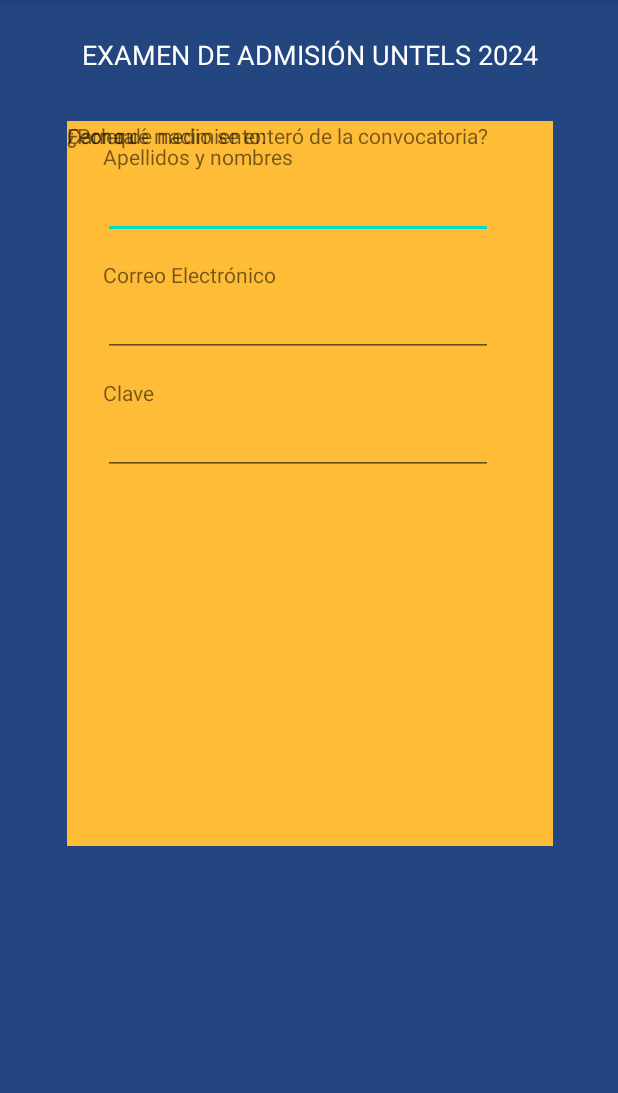
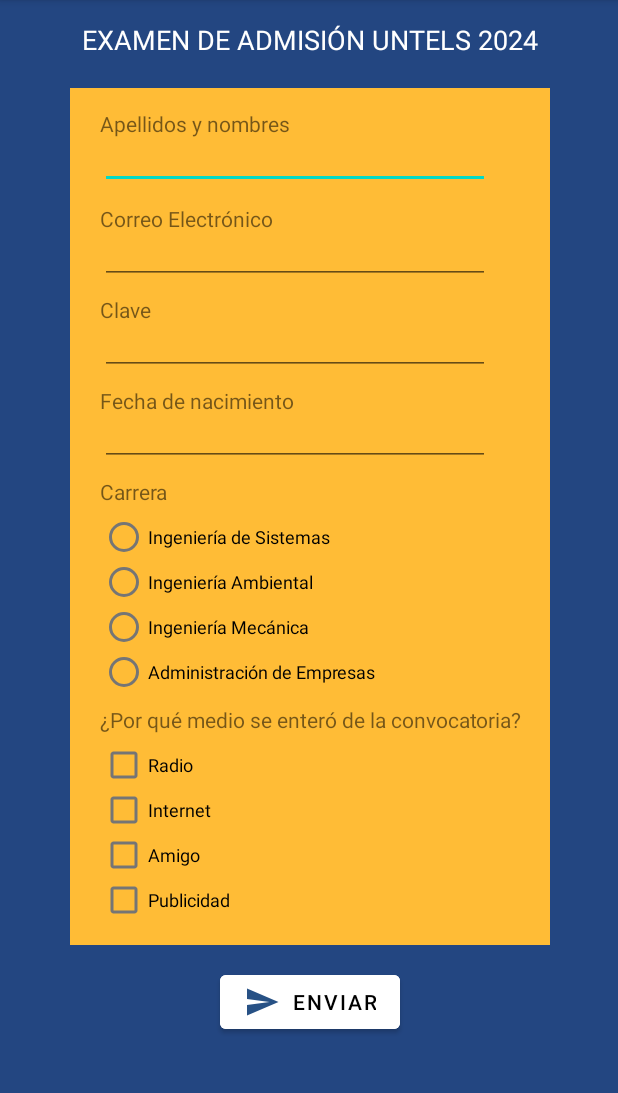
Before and after one commit to aleni304/UC2_AsuncionPomasonco, an Android app: the screen it shows after launch (MainActivity), on a phone screen of 412 x 824 dp, the part 84-1177 px from its top. Run offline under Robolectric (Android 15) with nearby library versions, the phone set to English and light mode, and no system bars.

Commit message:
Proyecto terminado

```diff
--- a/DAM_AlexiaAsuncion/app/src/main/java/com/example/dam_alexiaasuncion/MainActivity.java
+++ b/DAM_AlexiaAsuncion/app/src/main/java/com/example/dam_alexiaasuncion/MainActivity.java
@@ -3,6 +3,9 @@ package com.example.dam_alexiaasuncion;
 import androidx.appcompat.app.AppCompatActivity;
 
 import android.os.Bundle;
+import android.widget.Button;
+import android.widget.TextView;
+import android.widget.Toast;
 
 public class MainActivity extends AppCompatActivity {
 
@@ -10,5 +13,7 @@ public class MainActivity extends AppCompatActivity {
     protected void onCreate(Bundle savedInstanceState) {
         super.onCreate(savedInstanceState);
         setContentView(R.layout.activity_main);
+        Button btnEnviar = findViewById(R.id.buttonEnviar);
+        btnEnviar.setOnClickListener(view -> Toast.makeText(this, "Se envió sus datos", Toast.LENGTH_SHORT).show());
     }
 }
--- /dev/null
+++ b/DAM_AlexiaAsuncion/app/src/main/res/drawable/baseline_send_24.xml
@@ -0,0 +1,5 @@
+<vector android:autoMirrored="true" android:height="24dp"
+    android:tint="#275185" android:viewportHeight="24"
+    android:viewportWidth="24" android:width="24dp" xmlns:android="http://schemas.android.com/apk/res/android">
+    <path android:fillColor="@android:color/white" android:pathData="M2.01,21L23,12 2.01,3 2,10l15,2 -15,2z"/>
+</vector>
--- a/DAM_AlexiaAsuncion/app/src/main/res/layout/activity_main.xml
+++ b/DAM_AlexiaAsuncion/app/src/main/res/layout/activity_main.xml
@@ -8,9 +8,10 @@
     tools:context=".MainActivity" >
 
     <androidx.constraintlayout.widget.ConstraintLayout
-        android:layout_width="324dp"
-        android:layout_height="483dp"
-        android:layout_marginTop="32dp"
+        android:id="@+id/constraintLayout"
+        android:layout_width="320dp"
+        android:layout_height="571dp"
+        android:layout_marginTop="20dp"
         android:background="#FFBC36"
         app:layout_constraintEnd_toEndOf="@+id/textView"
         app:layout_constraintStart_toStartOf="@+id/textView"
@@ -20,7 +21,7 @@
             android:id="@+id/textViewApellidosNombres"
             android:layout_width="wrap_content"
             android:layout_height="wrap_content"
-            android:layout_marginStart="24dp"
+            android:layout_marginStart="20dp"
             android:layout_marginTop="14dp"
             android:text="@string/textview_apenom"
             app:layout_constraintStart_toStartOf="parent"
@@ -29,8 +30,7 @@
         <EditText
             android:id="@+id/plainTextApeNom"
             android:layout_width="260dp"
-            android:layout_height="wrap_content"
-            android:layout_marginTop="5dp"
+            android:layout_height="34dp"
             android:ems="10"
             android:inputType="textPersonName"
             android:text="@string/plaintext_apenom"
@@ -42,7 +42,7 @@
             android:id="@+id/textViewCorreo"
             android:layout_width="wrap_content"
             android:layout_height="wrap_content"
-            android:layout_marginTop="14dp"
+            android:layout_marginTop="10dp"
             android:text="@string/textviewCorreo"
             app:layout_constraintStart_toStartOf="@+id/plainTextApeNom"
             app:layout_constraintTop_toBottomOf="@+id/plainTextApeNom" />
@@ -51,43 +51,45 @@
             android:id="@+id/textViewClave"
             android:layout_width="wrap_content"
             android:layout_height="wrap_content"
-            android:layout_marginTop="14dp"
+            android:layout_marginTop="7dp"
             android:text="@string/textviewClave"
             app:layout_constraintStart_toStartOf="@+id/plainTextCorreo"
             app:layout_constraintTop_toBottomOf="@+id/plainTextCorreo" />
 
         <TextView
-            android:id="@+id/textView5"
+            android:id="@+id/textViewFechaNacimiento"
             android:layout_width="wrap_content"
             android:layout_height="wrap_content"
-            android:text="Fecha de nacimiento:"
-            tools:layout_editor_absoluteX="37dp"
-            tools:layout_editor_absoluteY="240dp" />
+            android:layout_marginTop="7dp"
+            android:text="@string/textviewFechaNac"
+            app:layout_constraintStart_toStartOf="@+id/plainTextClave"
+            app:layout_constraintTop_toBottomOf="@+id/plainTextClave" />
 
         <TextView
-            android:id="@+id/textView6"
+            android:id="@+id/textViewCarrera"
             android:layout_width="wrap_content"
             android:layout_height="wrap_content"
-            android:text="Carrera"
-            tools:layout_editor_absoluteX="39dp"
-            tools:layout_editor_absoluteY="307dp" />
+            android:layout_marginTop="7dp"
+            android:text="@string/textviewCarrera"
+            app:layout_constraintStart_toStartOf="@+id/dateFechaNacimiento"
+            app:layout_constraintTop_toBottomOf="@+id/dateFechaNacimiento" />
 
         <TextView
             android:id="@+id/textView7"
             android:layout_width="wrap_content"
             android:layout_height="wrap_content"
+            android:layout_marginTop="7dp"
             android:text="¿Por qué medio se enteró de la convocatoria?"
-            tools:layout_editor_absoluteX="42dp"
-            tools:layout_editor_absoluteY="384dp" />
+            app:layout_constraintStart_toStartOf="@+id/radioGroupCarreras"
+            app:layout_constraintTop_toBottomOf="@+id/radioGroupCarreras" />
 
         <EditText
             android:id="@+id/plainTextCorreo"
             android:layout_width="260dp"
-            android:layout_height="wrap_content"
-            android:layout_marginTop="5dp"
+            android:layout_height="34dp"
             android:ems="10"
             android:inputType="textEmailAddress"
-            android:text="@string/plaintextCorreo"
+            android:text="@string/emailCorreo"
             android:textSize="14sp"
             app:layout_constraintStart_toStartOf="@+id/textViewCorreo"
             app:layout_constraintTop_toBottomOf="@+id/textViewCorreo" />
@@ -95,14 +97,100 @@
         <EditText
             android:id="@+id/plainTextClave"
             android:layout_width="260dp"
-            android:layout_height="wrap_content"
-            android:layout_marginTop="5dp"
+            android:layout_height="34dp"
             android:ems="10"
             android:inputType="textPassword"
-            android:text="@string/plaintextClave"
+            android:text="@string/passwordClave"
             android:textSize="14sp"
             app:layout_constraintStart_toStartOf="@+id/textViewClave"
             app:layout_constraintTop_toBottomOf="@+id/textViewClave" />
+
+        <EditText
+            android:id="@+id/dateFechaNacimiento"
+            android:layout_width="260dp"
+            android:layout_height="34dp"
+            android:ems="10"
+            android:inputType="date"
+            android:text="@string/dateFecha"
+            android:textSize="14sp"
+            app:layout_constraintStart_toStartOf="@+id/textViewFechaNacimiento"
+            app:layout_constraintTop_toBottomOf="@+id/textViewFechaNacimiento" />
+
+        <RadioGroup
+            android:id="@+id/radioGroupCarreras"
+            android:layout_width="259dp"
+            android:layout_height="wrap_content"
+            android:layout_marginTop="5dp"
+            android:orientation="vertical"
+            app:layout_constraintStart_toStartOf="@+id/textViewCarrera"
+            app:layout_constraintTop_toBottomOf="@+id/textViewCarrera">
+
+            <RadioButton
+                android:id="@+id/radioButtonIngSistemas"
+                android:layout_width="match_parent"
+                android:layout_height="30dp"
+                android:text="@string/radioButtonSistemas"
+                android:textSize="12sp" />
+
+            <RadioButton
+                android:id="@+id/radioButtonIngAmbiental"
+                android:layout_width="match_parent"
+                android:layout_height="30dp"
+                android:text="@string/radioButtonAmbiental"
+                android:textSize="12sp" />
+
+            <RadioButton
+                android:id="@+id/radioButtonIngMecanica"
+                android:layout_width="match_parent"
+                android:layout_height="30dp"
+                android:text="@string/radioButtonMecanica"
+                android:textSize="12sp" />
+
+            <RadioButton
+                android:id="@+id/radioButtonAdmi"
+                android:layout_width="match_parent"
+                android:layout_height="30dp"
+                android:text="@string/radioButtonAdministracion"
+                android:textSize="12sp" />
+        </RadioGroup>
+
+        <CheckBox
+            android:id="@+id/checkBoxRadio"
+            android:layout_width="wrap_content"
+            android:layout_height="30dp"
+            android:layout_marginTop="5dp"
+            android:text="@string/checkboxRadio"
+            android:textSize="12sp"
+            app:layout_constraintStart_toStartOf="@+id/textView7"
+            app:layout_constraintTop_toBottomOf="@+id/textView7" />
+
+        <CheckBox
+            android:id="@+id/checkBoxInternet"
+            android:layout_width="wrap_content"
+            android:layout_height="30dp"
+            android:text="@string/checkboxInternet"
+            android:textSize="12sp"
+            app:layout_constraintStart_toStartOf="@+id/checkBoxRadio"
+            app:layout_constraintTop_toBottomOf="@+id/checkBoxRadio" />
+
+        <CheckBox
+            android:id="@+id/checkBoxAmigo"
+            android:layout_width="wrap_content"
+            android:layout_height="30dp"
+            android:text="@string/checkboxAmigo"
+            android:textSize="12sp"
+            app:layout_constraintStart_toStartOf="@+id/checkBoxInternet"
+            app:layout_constraintTop_toBottomOf="@+id/checkBoxInternet" />
+
+        <CheckBox
+            android:id="@+id/checkBoxPublicidad"
+            android:layout_width="wrap_content"
+            android:layout_height="30dp"
+            android:text="@string/checkboxPublicidad"
+            android:textSize="12sp"
+            app:layout_constraintStart_toStartOf="@+id/checkBoxAmigo"
+            app:layout_constraintTop_toBottomOf="@+id/checkBoxAmigo" />
+
     </androidx.constraintlayout.widget.ConstraintLayout>
 
     <TextView
@@ -110,7 +198,7 @@
         android:layout_width="wrap_content"
         android:layout_height="wrap_content"
         android:layout_marginStart="101dp"
-        android:layout_marginTop="24dp"
+        android:layout_marginTop="14dp"
         android:layout_marginEnd="100dp"
         android:text="EXAMEN DE ADMISIÓN UNTELS 2024"
         android:textColor="#FFFFFF"
@@ -118,4 +206,19 @@
         app:layout_constraintEnd_toEndOf="parent"
         app:layout_constraintStart_toStartOf="parent"
         app:layout_constraintTop_toTopOf="parent" />
+
+    <Button
+        android:id="@+id/buttonEnviar"
+        android:layout_width="wrap_content"
+        android:layout_height="wrap_content"
+        android:layout_marginStart="159dp"
+        android:layout_marginTop="14dp"
+        android:layout_marginEnd="158dp"
+        android:backgroundTint="#FFFFFF"
+        android:drawableLeft="@drawable/baseline_send_24"
+        android:text="@string/buttonEnviar"
+        android:textColor="#000000"
+        app:layout_constraintEnd_toEndOf="parent"
+        app:layout_constraintStart_toStartOf="parent"
+        app:layout_constraintTop_toBottomOf="@+id/constraintLayout" />
 </androidx.constraintlayout.widget.ConstraintLayout>
--- a/DAM_AlexiaAsuncion/app/src/main/res/values/strings.xml
+++ b/DAM_AlexiaAsuncion/app/src/main/res/values/strings.xml
@@ -3,7 +3,19 @@
     <string name="textview_apenom">Apellidos y nombres</string>
     <string name="plaintext_apenom" />
     <string name="textviewCorreo">Correo Electrónico</string>
-    <string name="plaintextCorreo" />
+    <string name="emailCorreo" />
     <string name="textviewClave">Clave</string>
-    <string name="plaintextClave" />
+    <string name="passwordClave" />
+    <string name="dateFecha" />
+    <string name="textviewCarrera">Carrera</string>
+    <string name="radioButtonSistemas">Ingeniería de Sistemas</string>
+    <string name="radioButtonAmbiental">Ingeniería Ambiental</string>
+    <string name="textviewFechaNac">Fecha de nacimiento</string>
+    <string name="radioButtonMecanica">Ingeniería Mecánica</string>
+    <string name="radioButtonAdministracion">Administración de Empresas</string>
+    <string name="checkboxRadio">Radio</string>
+    <string name="checkboxInternet">Internet</string>
+    <string name="checkboxAmigo">Amigo</string>
+    <string name="checkboxPublicidad">Publicidad</string>
+    <string name="buttonEnviar">Enviar</string>
 </resources>
```
